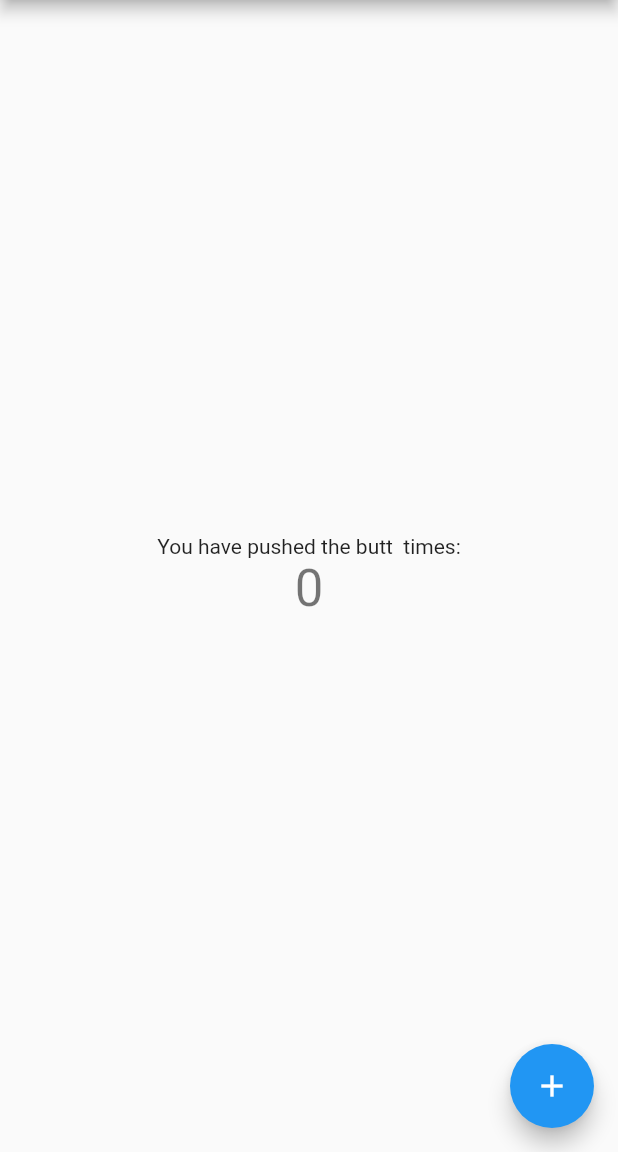
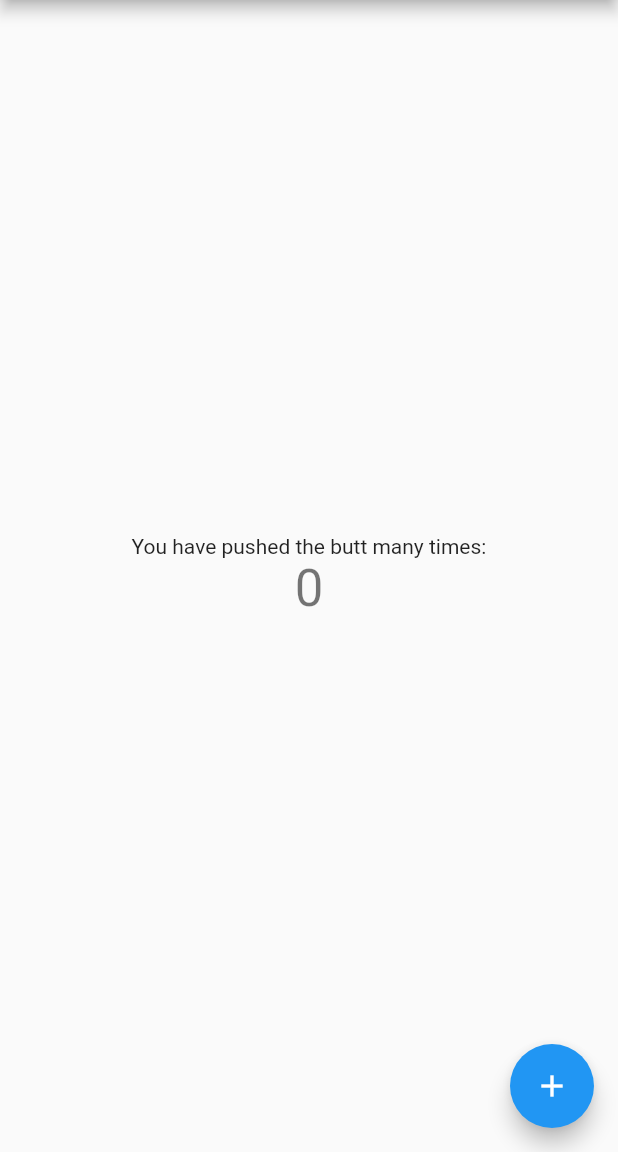
Before and after one commit to joao21dev/flutter-app, a Flutter app: the screen it shows after launch, on a phone screen of 412 x 824 dp, the part 84-1236 px from its top. Run offline on Flutter 3.47's test engine with Material 2 defaults, Android fonts, the phone set to English and light mode, and no system bars.

Commit message:
first commit

```diff
--- a/lib/main.dart
+++ b/lib/main.dart
@@ -94,7 +94,7 @@ class _MyHomePageState extends State<MyHomePage> {
           mainAxisAlignment: MainAxisAlignment.center,
           children: <Widget>[
             const Text(
-              'You have pushed the butt  times:',
+              'You have pushed the butt many times:',
             ),
             Text(
               '$_counter',
```
